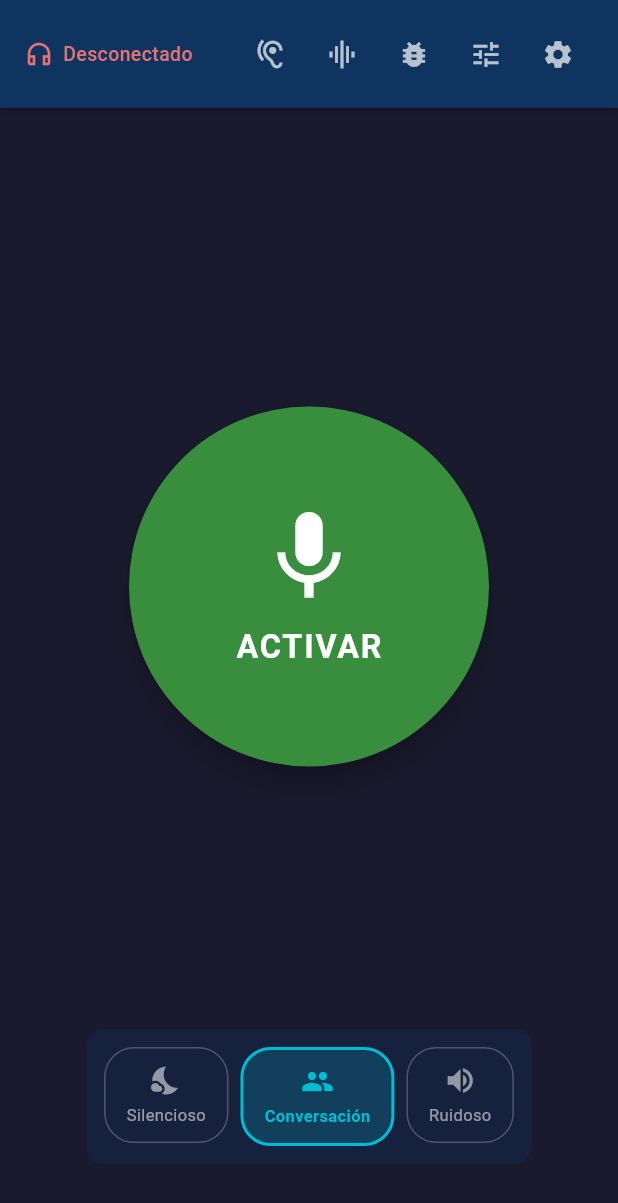
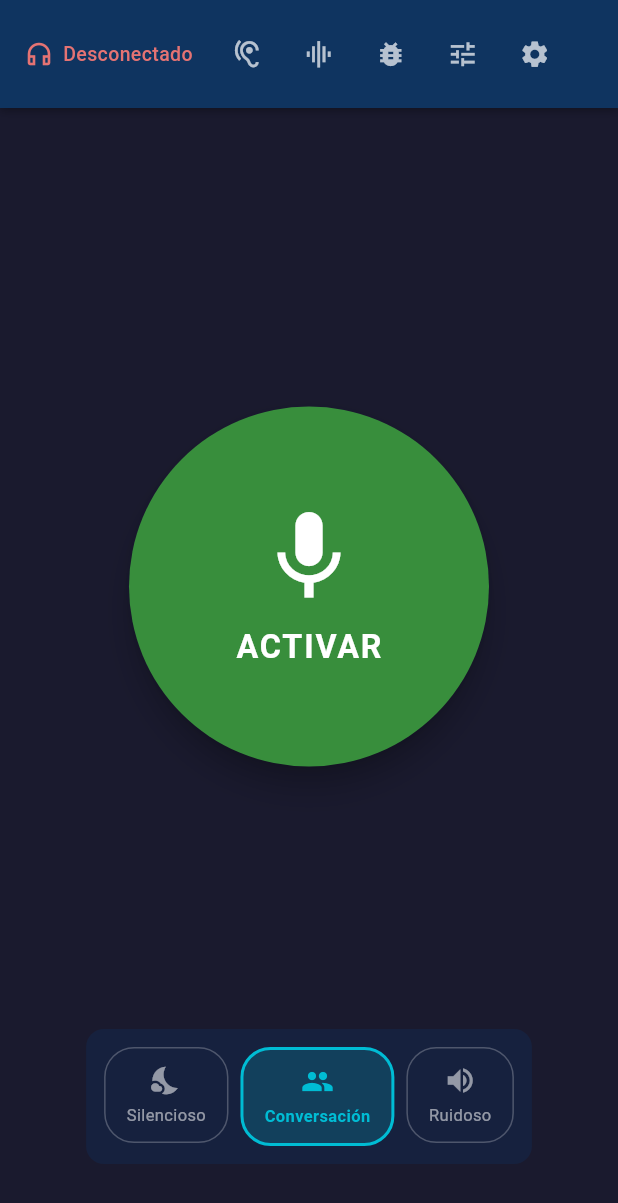
Before and after one commit to HenrySali/Audifon, a Flutter app: the screen it shows after launch, on a phone screen of 412 x 824 dp. Shown: the top 1203 px of the screen. Run offline on Flutter 3.47's test engine with Material 3 defaults, Android fonts, the phone set to English and light mode, and no system bars; our stand-ins replace equatable, flutter_bloc, flutter_blue_plus, flutter_tts, hive, hive_flutter and 3 more; accounts and stored records are empty.

Commit message:
fix: hacer menu de botones responsive con scroll horizontal - evita boton oculto en pantallas pequenas

```diff
--- a/lib/presentation/screens/main_screen.dart
+++ b/lib/presentation/screens/main_screen.dart
@@ -115,11 +115,11 @@ class _StatusBar extends StatelessWidget {
         children: [
           // Indicador de auriculares (Req 5.5 — permanente, visible)
           _HeadphoneIndicator(connected: headphonesConnected),
-          const Spacer(),
+          const SizedBox(width: 8),
           // Perfil activo
           if (profileName.isNotEmpty)
             Container(
-              padding: const EdgeInsets.symmetric(horizontal: 12, vertical: 6),
+              padding: const EdgeInsets.symmetric(horizontal: 10, vertical: 5),
               decoration: BoxDecoration(
                 color: Colors.cyan.withOpacity(0.15),
                 borderRadius: BorderRadius.circular(16),
@@ -129,19 +129,26 @@ class _StatusBar extends StatelessWidget {
                 profileName,
                 style: const TextStyle(
                   color: Colors.cyan,
-                  fontSize: 13,
+                  fontSize: 12,
                   fontWeight: FontWeight.w500,
                 ),
               ),
             ),
-          const SizedBox(width: 8),
+          const SizedBox(width: 4),
+          // Botones de navegación — scrollable para pantallas pequeñas
+          Expanded(
+            child: SingleChildScrollView(
+              scrollDirection: Axis.horizontal,
+              child: Row(
+                mainAxisAlignment: MainAxisAlignment.end,
+                children: [
                   // Botón de diagnóstico auditivo
                   Builder(
                     builder: (context) => IconButton(
-              icon: const Icon(Icons.hearing, color: Colors.white70, size: 22),
+                      icon: const Icon(Icons.hearing, color: Colors.white70, size: 21),
                       tooltip: 'Diagnóstico Auditivo',
                       padding: EdgeInsets.zero,
-              constraints: const BoxConstraints(minWidth: 36, minHeight: 36),
+                      constraints: const BoxConstraints(minWidth: 34, minHeight: 34),
                       onPressed: () {
                         Navigator.of(context).push(
                           MaterialPageRoute(
@@ -157,10 +164,10 @@ class _StatusBar extends StatelessWidget {
                   // Botón de analizador de espectro
                   Builder(
                     builder: (context) => IconButton(
-              icon: const Icon(Icons.graphic_eq, color: Colors.white70, size: 22),
+                      icon: const Icon(Icons.graphic_eq, color: Colors.white70, size: 21),
                       tooltip: 'Spectrum Analyzer',
                       padding: EdgeInsets.zero,
-              constraints: const BoxConstraints(minWidth: 36, minHeight: 36),
+                      constraints: const BoxConstraints(minWidth: 34, minHeight: 34),
                       onPressed: () {
                         Navigator.of(context).push(
                           MaterialPageRoute(
@@ -173,10 +180,10 @@ class _StatusBar extends StatelessWidget {
                   // Botón de test del pipeline DSP
                   Builder(
                     builder: (context) => IconButton(
-              icon: const Icon(Icons.bug_report, color: Colors.white70, size: 22),
+                      icon: const Icon(Icons.bug_report, color: Colors.white70, size: 21),
                       tooltip: 'DSP Pipeline Test',
                       padding: EdgeInsets.zero,
-              constraints: const BoxConstraints(minWidth: 36, minHeight: 36),
+                      constraints: const BoxConstraints(minWidth: 34, minHeight: 34),
                       onPressed: () {
                         Navigator.of(context).push(
                           MaterialPageRoute(
@@ -192,10 +199,10 @@ class _StatusBar extends StatelessWidget {
                   // Botón de simulador avanzado
                   Builder(
                     builder: (context) => IconButton(
-              icon: const Icon(Icons.tune, color: Colors.white70, size: 22),
+                      icon: const Icon(Icons.tune, color: Colors.white70, size: 21),
                       tooltip: 'Configuración Avanzada',
                       padding: EdgeInsets.zero,
-              constraints: const BoxConstraints(minWidth: 36, minHeight: 36),
+                      constraints: const BoxConstraints(minWidth: 34, minHeight: 34),
                       onPressed: () {
                         Navigator.of(context).push(
                           MaterialPageRoute(
@@ -211,10 +218,10 @@ class _StatusBar extends StatelessWidget {
                   // Botón de configuración de audiograma (Req 4.1, 4.3)
                   Builder(
                     builder: (context) => IconButton(
-              icon: const Icon(Icons.settings, color: Colors.white70, size: 22),
+                      icon: const Icon(Icons.settings, color: Colors.white70, size: 21),
                       tooltip: 'Configurar Audiograma',
                       padding: EdgeInsets.zero,
-              constraints: const BoxConstraints(minWidth: 36, minHeight: 36),
+                      constraints: const BoxConstraints(minWidth: 34, minHeight: 34),
                       onPressed: () async {
                         final bloc = context.read<AmplificationBloc>();
                         final savedAudiogram =
@@ -231,6 +238,10 @@ class _StatusBar extends StatelessWidget {
                           ),
                         );
                       },
+                    ),
+                  ),
+                ],
+              ),
             ),
           ),
         ],
```
Lines whose indentation alone changed are shown as unchanged.
